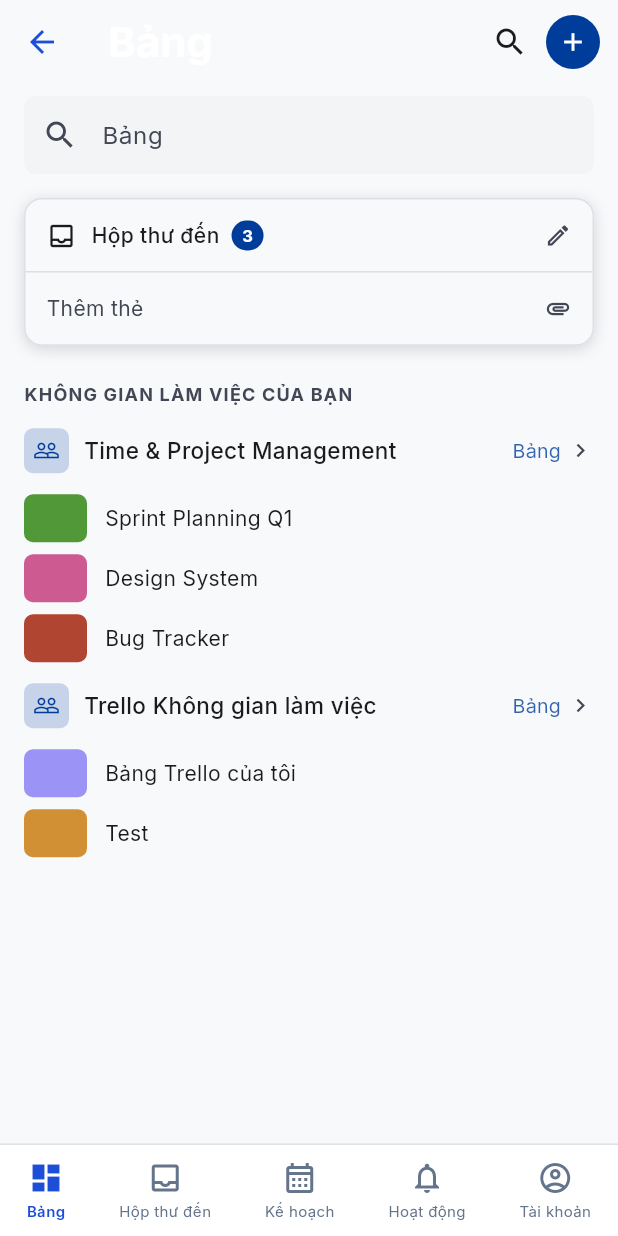
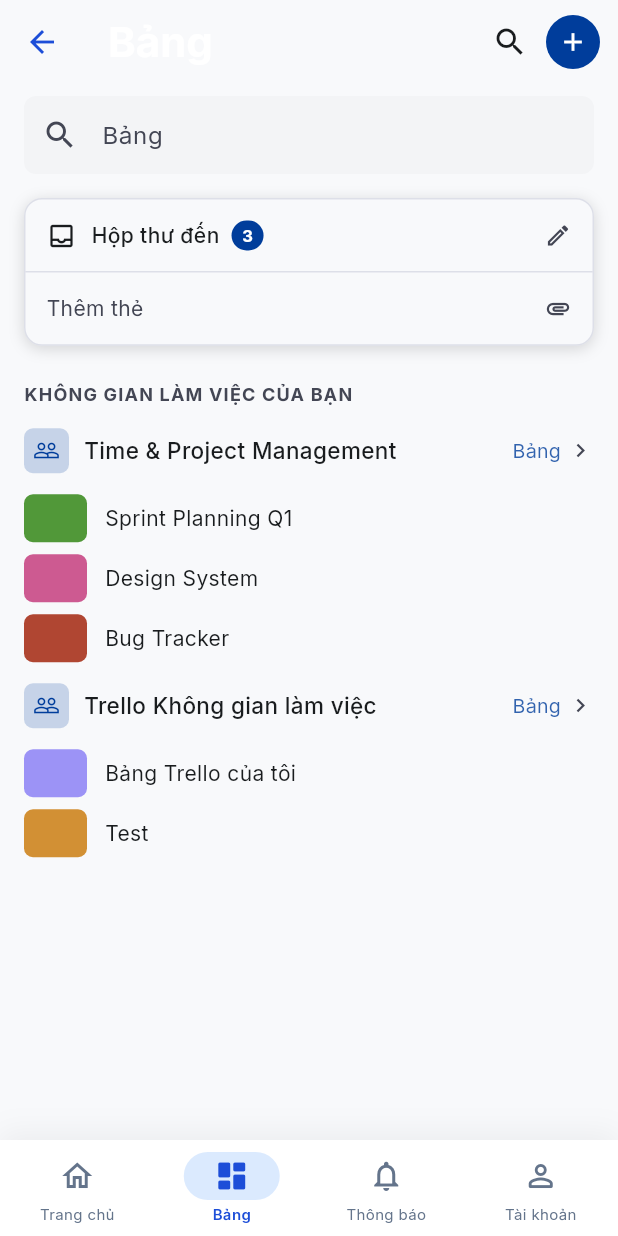
Before and after one commit to KayPham05/TrelloAppClone_V2, a Flutter app: the MainShell screen opened by its route, item 2 of the bottom bar chosen, after a tap on "Bảng", on a phone screen of 412 x 824 dp. Run offline on Flutter 3.47's test engine with Material 3 defaults, Android fonts, the phone set to English and light mode, and no system bars; our stand-ins replace cookie_jar, dio, dio_cookie_manager, equatable, flutter_bloc, google_fonts and 1 more; accounts and stored records are empty.

Commit message:
feat(shell): redesign bottom navigation to 4-tab layout

```diff
--- a/Flutter/trellon_flutter/lib/core/common_widgets/main_shell.dart
+++ b/Flutter/trellon_flutter/lib/core/common_widgets/main_shell.dart
@@ -1,11 +1,22 @@
 import 'package:flutter/material.dart';
 import 'package:flutter/services.dart';
+import 'package:google_fonts/google_fonts.dart';
 import '../../../features/board/presentation/pages/board_list_page.dart';
-import '../../../features/inbox/presentation/pages/inbox_page.dart';
-import '../../../features/planner/presentation/pages/planner_page.dart';
 import '../../../features/activity/presentation/pages/activity_page.dart';
 import '../../../features/profile/presentation/pages/profile_page.dart';
 import '../constants/app_colors.dart';
+
+// Placeholder cho Home Overview (Phase 5 sẽ thay)
+class _HomeOverviewPlaceholder extends StatelessWidget {
+  const _HomeOverviewPlaceholder();
+
+  @override
+  Widget build(BuildContext context) {
+    return const Scaffold(
+      body: Center(child: Text('Home Overview\n(Phase 5)')),
+    );
+  }
+}
 
 class MainShell extends StatefulWidget {
   const MainShell({super.key});
@@ -14,24 +25,63 @@ class MainShell extends StatefulWidget {
   State<MainShell> createState() => _MainShellState();
 }
 
-class _MainShellState extends State<MainShell> {
+class _MainShellState extends State<MainShell>
+    with SingleTickerProviderStateMixin {
   int _currentIndex = 0;
 
+  // 4 tabs: Home, Boards, Notifications, Account
+  // Phase 5-9 sẽ thay từng Placeholder bằng màn hình thật
   final List<Widget> _pages = const [
-    BoardListPage(),
-    InboxPage(),
-    PlannerPage(),
-    ActivityPage(),
-    ProfilePage(),
+    _HomeOverviewPlaceholder(), // Tab 0 – Home (Phase 5)
+    BoardListPage(),            // Tab 1 – Boards (Phase 6)
+    ActivityPage(),             // Tab 2 – Notifications (Phase 8)
+    ProfilePage(),              // Tab 3 – Account (Phase 9)
+  ];
+
+  static const List<_NavDestination> _destinations = [
+    _NavDestination(
+      icon: Icons.home_outlined,
+      activeIcon: Icons.home_rounded,
+      label: 'Trang chủ',
+    ),
+    _NavDestination(
+      icon: Icons.dashboard_outlined,
+      activeIcon: Icons.dashboard_rounded,
+      label: 'Bảng',
+    ),
+    _NavDestination(
+      icon: Icons.notifications_outlined,
+      activeIcon: Icons.notifications_rounded,
+      label: 'Thông báo',
+    ),
+    _NavDestination(
+      icon: Icons.person_outline_rounded,
+      activeIcon: Icons.person_rounded,
+      label: 'Tài khoản',
+    ),
   ];
 
   @override
-  Widget build(BuildContext context) {
+  void initState() {
+    super.initState();
+    _setSystemUI();
+  }
+
+  void _setSystemUI() {
     SystemChrome.setSystemUIOverlayStyle(const SystemUiOverlayStyle(
       statusBarColor: Colors.transparent,
-      statusBarIconBrightness: Brightness.light,
+      statusBarIconBrightness: Brightness.dark,
+      systemNavigationBarColor: AppColors.navBackground,
+      systemNavigationBarIconBrightness: Brightness.dark,
     ));
+  }
 
+  void _onTap(int index) {
+    setState(() => _currentIndex = index);
+  }
+
+  @override
+  Widget build(BuildContext context) {
     return Scaffold(
       backgroundColor: AppColors.background,
       body: IndexedStack(
@@ -44,47 +94,60 @@ class _MainShellState extends State<MainShell> {
 
   Widget _buildBottomNavBar() {
     return Container(
-      decoration: const BoxDecoration(
+      decoration: BoxDecoration(
         color: AppColors.navBackground,
-        border: Border(
-          top: BorderSide(color: AppColors.border, width: 0.5),
-        ),
+        boxShadow: [
+          BoxShadow(
+            color: const Color(0xFF191C1E).withValues(alpha: 0.06),
+            blurRadius: 16,
+            offset: const Offset(0, -4),
+          ),
+        ],
       ),
       child: SafeArea(
-        child: Padding(
-          padding: const EdgeInsets.symmetric(vertical: 4),
+        top: false,
+        child: SizedBox(
+          height: 64,
           child: Row(
             mainAxisAlignment: MainAxisAlignment.spaceAround,
-            children: [
-              _NavItem(icon: Icons.dashboard_outlined, activeIcon: Icons.dashboard, label: 'Bảng', index: 0, currentIndex: _currentIndex, onTap: _onTap),
-              _NavItem(icon: Icons.inbox_outlined, activeIcon: Icons.inbox, label: 'Hộp thư đến', index: 1, currentIndex: _currentIndex, onTap: _onTap),
-              _NavItem(icon: Icons.calendar_month_outlined, activeIcon: Icons.calendar_month, label: 'Kế hoạch', index: 2, currentIndex: _currentIndex, onTap: _onTap),
-              _NavItem(icon: Icons.notifications_outlined, activeIcon: Icons.notifications, label: 'Hoạt động', index: 3, currentIndex: _currentIndex, onTap: _onTap),
-              _NavItem(icon: Icons.account_circle_outlined, activeIcon: Icons.account_circle, label: 'Tài khoản', index: 4, currentIndex: _currentIndex, onTap: _onTap),
-            ],
+            children: List.generate(
+              _destinations.length,
+              (i) => _NavItem(
+                destination: _destinations[i],
+                index: i,
+                currentIndex: _currentIndex,
+                onTap: _onTap,
+              ),
+            ),
           ),
         ),
       ),
     );
   }
-
-  void _onTap(int index) {
-    setState(() => _currentIndex = index);
-  }
 }
 
-class _NavItem extends StatelessWidget {
+// ── Data model ──────────────────────────────────────────────────────────────
+class _NavDestination {
   final IconData icon;
   final IconData activeIcon;
   final String label;
+
+  const _NavDestination({
+    required this.icon,
+    required this.activeIcon,
+    required this.label,
+  });
+}
+
+// ── Nav item với pill indicator theo mockup ──────────────────────────────────
+class _NavItem extends StatelessWidget {
+  final _NavDestination destination;
   final int index;
   final int currentIndex;
   final void Function(int) onTap;
 
   const _NavItem({
-    required this.icon,
-    required this.activeIcon,
-    required this.label,
+    required this.destination,
     required this.index,
     required this.currentIndex,
     required this.onTap,
@@ -93,31 +156,45 @@ class _NavItem extends StatelessWidget {
   @override
   Widget build(BuildContext context) {
     final bool isSelected = index == currentIndex;
-    return GestureDetector(
-      behavior: HitTestBehavior.opaque,
-      onTap: () => onTap(index),
-      child: AnimatedContainer(
-        duration: const Duration(milliseconds: 200),
-        padding: const EdgeInsets.symmetric(horizontal: 12, vertical: 6),
+
+    return Expanded(
+      child: GestureDetector(
+        behavior: HitTestBehavior.opaque,
+        onTap: () => onTap(index),
         child: Column(
-          mainAxisSize: MainAxisSize.min,
+          mainAxisAlignment: MainAxisAlignment.center,
           children: [
-            AnimatedSwitcher(
+            // Pill-shaped active indicator (theo mockup: bg-blue-100 rounded-2xl)
+            AnimatedContainer(
               duration: const Duration(milliseconds: 200),
-              child: Icon(
-                isSelected ? activeIcon : icon,
-                key: ValueKey(isSelected),
-                color: isSelected ? AppColors.navSelected : AppColors.navUnselected,
-                size: 24,
+              curve: Curves.easeInOut,
+              padding: const EdgeInsets.symmetric(horizontal: 20, vertical: 4),
+              decoration: BoxDecoration(
+                color: isSelected
+                    ? AppColors.navSelectedBg // blue-100 = #DBEAFE
+                    : Colors.transparent,
+                borderRadius: BorderRadius.circular(16),
+              ),
+              child: AnimatedSwitcher(
+                duration: const Duration(milliseconds: 150),
+                child: Icon(
+                  isSelected ? destination.activeIcon : destination.icon,
+                  key: ValueKey(isSelected),
+                  color: isSelected
+                      ? AppColors.navSelected   // blue-800 = #1D4ED8
+                      : AppColors.navUnselected, // slate-500 = #64748B
+                  size: 24,
+                ),
               ),
             ),
-            const SizedBox(height: 3),
+            const SizedBox(height: 2),
+            // Label
             Text(
-              label,
-              style: TextStyle(
+              destination.label,
+              style: GoogleFonts.inter(
                 fontSize: 10,
+                fontWeight: isSelected ? FontWeight.w600 : FontWeight.w400,
                 color: isSelected ? AppColors.navSelected : AppColors.navUnselected,
-                fontWeight: isSelected ? FontWeight.w600 : FontWeight.w400,
               ),
             ),
           ],
--- a/Flutter/trellon_flutter/lib/routes.dart
+++ b/Flutter/trellon_flutter/lib/routes.dart
@@ -6,17 +6,23 @@ import 'features/auth/presentation/pages/register_page.dart';
 import 'features/auth/presentation/pages/verify_page.dart';
 
 class AppRoutes {
-  static const String home = '/home';
-  static const String login = '/login';
-  static const String register = '/register';
-  static const String verify = '/verify';
-  static const String boardDetail = '/board-detail';
+  static const String home           = '/home';
+  static const String login          = '/login';
+  static const String register       = '/register';
+  static const String verify         = '/verify';
+  static const String boardDetail    = '/board-detail';
+  static const String workspaceMenu  = '/workspace-menu';
+  static const String cardDetail     = '/card-detail';
 
   static Map<String, WidgetBuilder> routes = {
-    login: (context) => const LoginPage(),
-    register: (context) => const RegisterPage(),
-    verify: (context) => const VerifyPage(),
-    home: (context) => const MainShell(),
-    boardDetail: (context) => const BoardDetailPage(),
+    login:         (context) => const LoginPage(),
+    register:      (context) => const RegisterPage(),
+    verify:        (context) => const VerifyPage(),
+    home:          (context) => const MainShell(),
+    boardDetail:   (context) => const BoardDetailPage(),
+    // Phase 10: WorkspaceMenuPage sẽ thêm vào sau
+    // workspaceMenu: (context) => const WorkspaceMenuPage(),
+    // Phase 7: CardDetailPage sẽ thêm vào sau
+    // cardDetail:   (context) => const CardDetailPage(),
   };
 }
```
